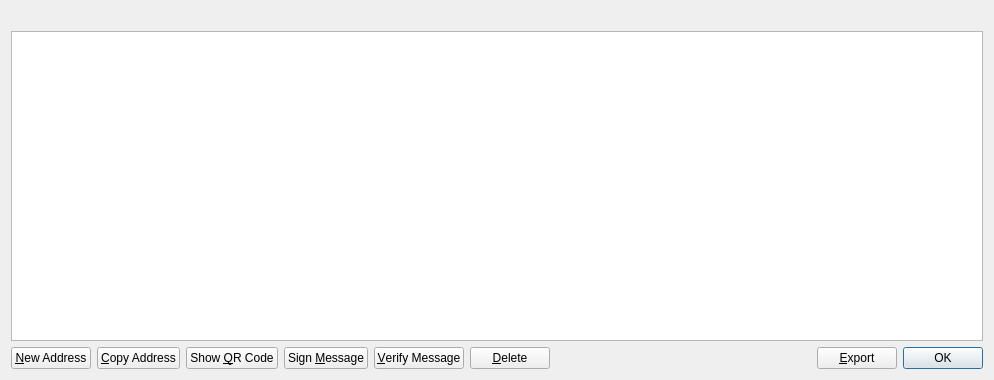
This is src/qt/forms/addressbookpage.ui in Animecointeam/Animecoin as Qt 5 draws it before an edit. The edited form follows.
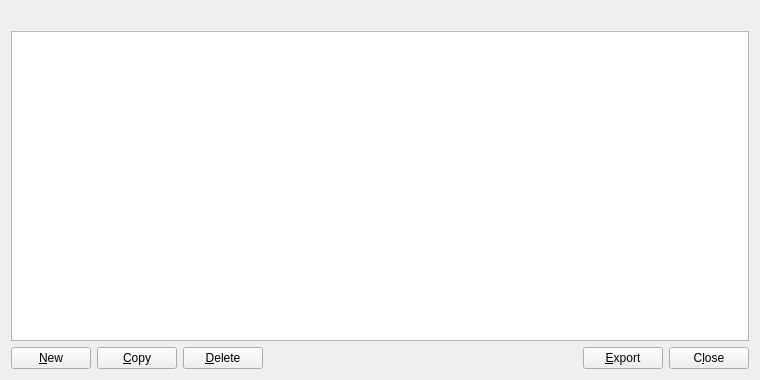
This is the edited form. Icons and pictures are not drawn.

```diff
--- a/src/qt/forms/addressbookpage.ui
+++ b/src/qt/forms/addressbookpage.ui
@@ -6,7 +6,7 @@
    <rect>
     <x>0</x>
     <y>0</y>
-    <width>994</width>
+    <width>760</width>
     <height>380</height>
    </rect>
   </property>
@@ -60,7 +60,7 @@
         <string>Create a new address</string>
        </property>
        <property name="text">
-        <string>&amp;New Address</string>
+        <string>&amp;New</string>
        </property>
        <property name="icon">
         <iconset resource="../bitcoin.qrc">
@@ -74,7 +74,7 @@
         <string>Copy the currently selected address to the system clipboard</string>
        </property>
        <property name="text">
-        <string>&amp;Copy Address</string>
+        <string>&amp;Copy</string>
        </property>
        <property name="icon">
         <iconset resource="../bitcoin.qrc">
@@ -82,45 +82,6 @@
        </property>
       </widget>
      </item>
-     <item>
-      <widget class="QPushButton" name="showQRCode">
-       <property name="text">
-        <string>Show &amp;QR Code</string>
-       </property>
-       <property name="icon">
-        <iconset resource="../bitcoin.qrc">
-         <normaloff>:/icons/qrcode</normaloff>:/icons/qrcode</iconset>
-       </property>
-      </widget>
-     </item>
-     <item>
-      <widget class="QPushButton" name="signMessage">
-       <property name="toolTip">
-        <string>&lt;html&gt;&lt;head/&gt;&lt;body&gt;&lt;p&gt;Sign a message to prove you own a Anime address&lt;/p&gt;&lt;/body&gt;&lt;/html&gt;</string>
-       </property>
-       <property name="text">
-        <string>Sign &amp;Message</string>
-       </property>
-       <property name="icon">
-        <iconset resource="../bitcoin.qrc">
-         <normaloff>:/icons/edit</normaloff>:/icons/edit</iconset>
-       </property>
-      </widget>
-     </item>
-     <item>
-      <widget class="QPushButton" name="verifyMessage">
-       <property name="toolTip">
-        <string>&lt;html&gt;&lt;head/&gt;&lt;body&gt;&lt;p&gt;Verify a message to ensure it was signed with a specified Anime address&lt;/p&gt;&lt;/body&gt;&lt;/html&gt;</string>
-       </property>
-       <property name="text">
-        <string>&amp;Verify Message</string>
-       </property>
-       <property name="icon">
-        <iconset resource="../bitcoin.qrc">
-         <normaloff>:/icons/transaction_0</normaloff>:/icons/transaction_0</iconset>
-       </property>
-      </widget>
-     </item>
      <item>
       <widget class="QPushButton" name="deleteAddress">
        <property name="toolTip">
@@ -163,15 +124,15 @@
       </widget>
      </item>
      <item>
-      <widget class="QDialogButtonBox" name="buttonBox">
+       <widget class="QPushButton" name="closeButton">
        <property name="sizePolicy">
-        <sizepolicy hsizetype="Maximum" vsizetype="Fixed">
+        <sizepolicy hsizetype="Minimum" vsizetype="Minimum">
          <horstretch>0</horstretch>
          <verstretch>0</verstretch>
         </sizepolicy>
        </property>
-       <property name="standardButtons">
-        <set>QDialogButtonBox::Ok</set>
+       <property name="text">
+       <string>C&amp;lose</string>
        </property>
       </widget>
      </item>
```
Left out of the diff: 3 changed lines with no effect on the pictures.
